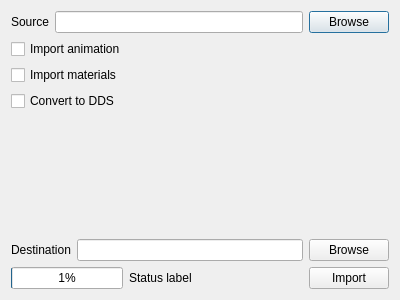
Old version of the form src/studio/import_asset_dialog.ui in the repository nem0/LumixEngine.
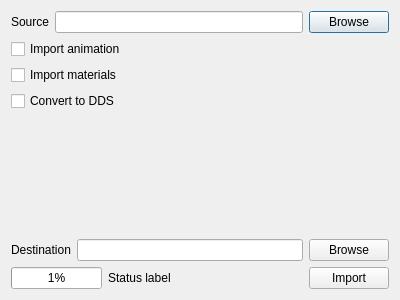
New version of the form. Custom widgets are drawn as their Qt base class.

Commit message: Import normal maps - closes #454

Patch:
```diff
--- a/src/studio/import_asset_dialog.ui
+++ b/src/studio/import_asset_dialog.ui
@@ -94,6 +94,12 @@
     <layout class="QHBoxLayout" name="horizontalLayout_2">
      <item>
       <widget class="QProgressBar" name="progressBar">
+       <property name="sizePolicy">
+        <sizepolicy hsizetype="Preferred" vsizetype="Fixed">
+         <horstretch>0</horstretch>
+         <verstretch>0</verstretch>
+        </sizepolicy>
+       </property>
        <property name="value">
         <number>1</number>
        </property>
@@ -101,6 +107,12 @@
      </item>
      <item>
       <widget class="QLabel" name="statusLabel">
+       <property name="sizePolicy">
+        <sizepolicy hsizetype="Expanding" vsizetype="Preferred">
+         <horstretch>0</horstretch>
+         <verstretch>0</verstretch>
+        </sizepolicy>
+       </property>
        <property name="text">
         <string>Status label</string>
        </property>
@@ -109,19 +121,6 @@
        </property>
       </widget>
      </item>
-     <item>
-      <spacer name="horizontalSpacer">
-       <property name="orientation">
-        <enum>Qt::Horizontal</enum>
-       </property>
-       <property name="sizeHint" stdset="0">
-        <size>
-         <width>40</width>
-         <height>20</height>
-        </size>
-       </property>
-      </spacer>
-     </item>
      <item>
       <widget class="QPushButton" name="importButton">
        <property name="text">
```
The commit also changes 2 other files.
